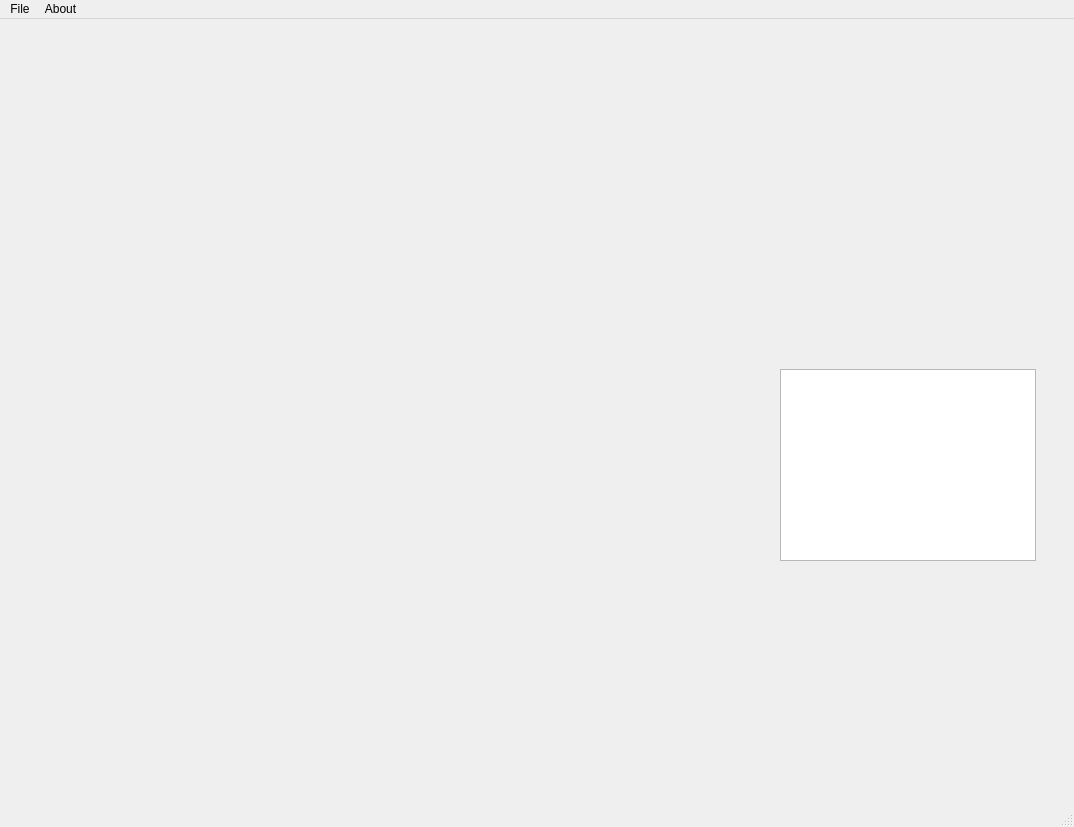
Above: res/mainwindow.ui from computergeek1507/EffectsGen before the change. Below: the same form after it.
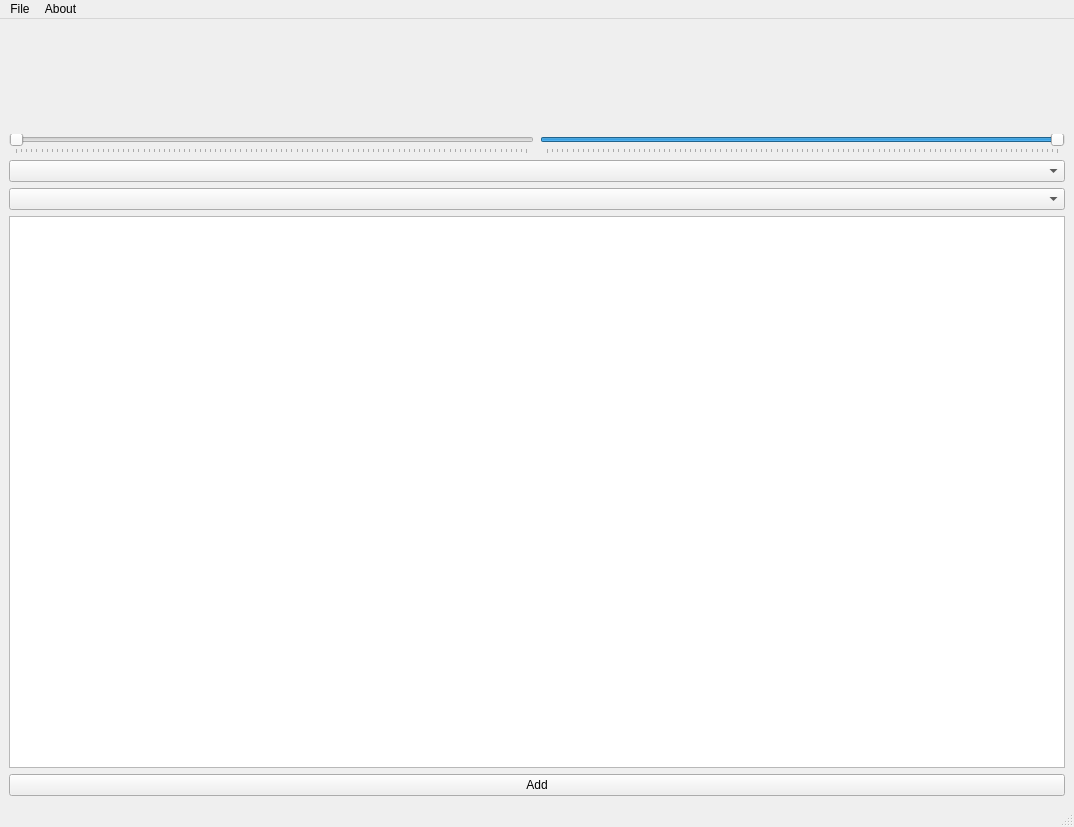
That is the form after the change. Icons and pictures are not drawn. Custom widgets are drawn as their Qt base class.

What changed in the file:
```diff
--- a/res/mainwindow.ui
+++ b/res/mainwindow.ui
@@ -18,31 +18,81 @@
     <normaloff>:/EffectsGen/EffectsGen.png</normaloff>:/EffectsGen/EffectsGen.png</iconset>
   </property>
   <widget class="QWidget" name="centralwidget">
-   <widget class="QTableWidget" name="tableWidget">
-    <property name="geometry">
-     <rect>
-      <x>780</x>
-      <y>350</y>
-      <width>256</width>
-      <height>192</height>
-     </rect>
-    </property>
-   </widget>
-   <widget class="QWidget" name="verticalLayoutWidget">
-    <property name="geometry">
-     <rect>
-      <x>190</x>
-      <y>209</y>
-      <width>461</width>
-      <height>231</height>
-     </rect>
-    </property>
-    <layout class="QVBoxLayout" name="verticalLayout">
-     <item>
-      <widget class="Track" name="widget" native="true"/>
-     </item>
-    </layout>
-   </widget>
+   <layout class="QVBoxLayout" name="verticalLayout_2">
+    <item>
+     <layout class="QVBoxLayout" name="verticalLayout">
+      <item>
+       <widget class="Track" name="widget" native="true">
+        <property name="minimumSize">
+         <size>
+          <width>0</width>
+          <height>100</height>
+         </size>
+        </property>
+        <property name="baseSize">
+         <size>
+          <width>0</width>
+          <height>100</height>
+         </size>
+        </property>
+       </widget>
+      </item>
+     </layout>
+    </item>
+    <item>
+     <layout class="QHBoxLayout" name="horizontalLayout">
+      <item>
+       <widget class="QSlider" name="hs_StartTime">
+        <property name="maximum">
+         <number>100</number>
+        </property>
+        <property name="orientation">
+         <enum>Qt::Horizontal</enum>
+        </property>
+        <property name="tickPosition">
+         <enum>QSlider::TicksBelow</enum>
+        </property>
+       </widget>
+      </item>
+      <item>
+       <widget class="QSlider" name="hs_endTime">
+        <property name="maximum">
+         <number>100</number>
+        </property>
+        <property name="value">
+         <number>100</number>
+        </property>
+        <property name="orientation">
+         <enum>Qt::Horizontal</enum>
+        </property>
+        <property name="tickPosition">
+         <enum>QSlider::TicksBelow</enum>
+        </property>
+       </widget>
+      </item>
+     </layout>
+    </item>
+    <item>
+     <widget class="QComboBox" name="cb_Model"/>
+    </item>
+    <item>
+     <widget class="QComboBox" name="cb_Effect"/>
+    </item>
+    <item>
+     <widget class="QTableWidget" name="tableWidget"/>
+    </item>
+    <item>
+     <widget class="QPushButton" name="pb_add">
+      <property name="text">
+       <string>Add</string>
+      </property>
+      <property name="icon">
+       <iconset resource="EffectsGen.qrc">
+        <normaloff>:/EffectsGen/icons/add.png</normaloff>:/EffectsGen/icons/add.png</iconset>
+      </property>
+     </widget>
+    </item>
+   </layout>
   </widget>
   <widget class="QMenuBar" name="menubar">
    <property name="geometry">
```
